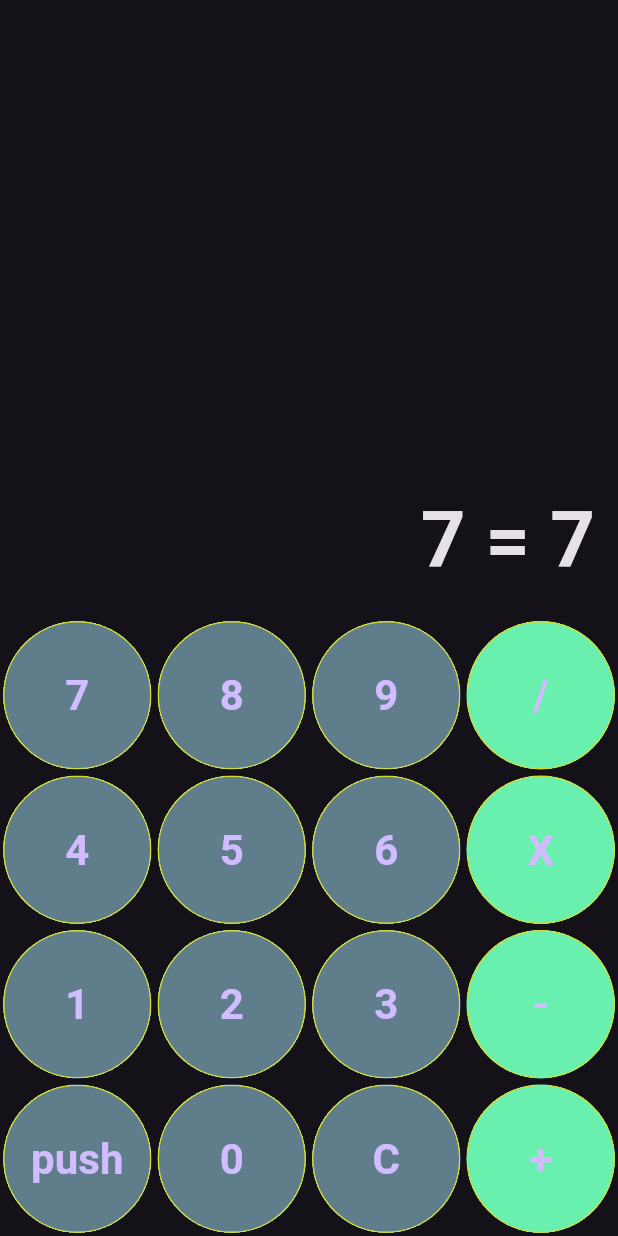
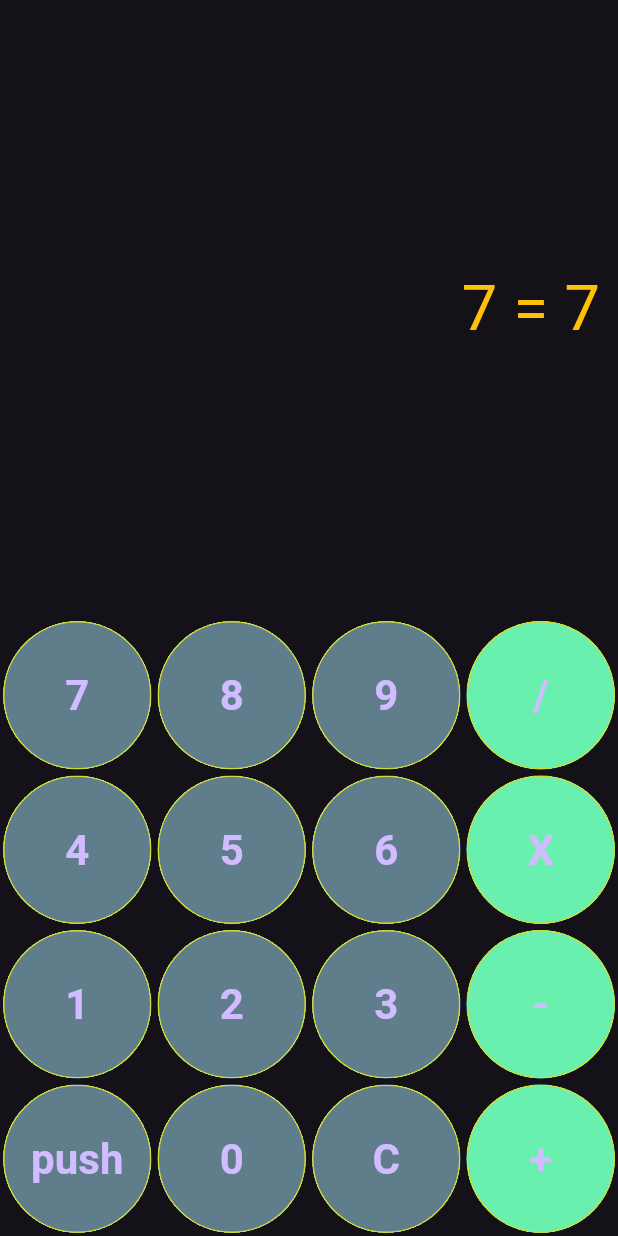
Before and after one commit to lehdk/rpn_calculator, a Flutter app: the screen it shows after launch, after a tap on an icon or button, on a phone screen of 412 x 824 dp. Run offline on Flutter 3.47's test engine with Material 3 defaults, Android fonts, the phone set to English and light mode, and no system bars.

Commit message:
Changed UI

```diff
--- a/lib/widgets/calculator_view.dart
+++ b/lib/widgets/calculator_view.dart
@@ -25,31 +25,25 @@ class _CalculatorViewState extends State<CalculatorView> {
     final screenSize = MediaQuery.of(context).size;
 
     return Scaffold(
-      body: SafeArea(
-        bottom: false,
-        child: Column(
-          children: [
-            // number display
-            Expanded(
-              child: SingleChildScrollView(
-                reverse: true,
-                child: Container(
-                  alignment: Alignment.bottomRight,
-                  padding: const EdgeInsets.all(15),
+      body: Column(
+        children: [
+          Expanded(
+            child: Column(
+              mainAxisAlignment: MainAxisAlignment.spaceEvenly,
+              children: [
+                Container(
+                  padding: const EdgeInsets.all(12),
+                  alignment: Alignment.centerRight,
                   child: Text(
                     display,
-                    style: const TextStyle(
-                      fontSize: 52,
-                      fontWeight: FontWeight.bold
-                    ),
-                    textAlign: TextAlign.end,
+                    style: const TextStyle(fontSize: 42, color: Colors.amber),
                   ),
-                ),
-              ),
+                )
+              ],
             ),
-
-            // input buttons
-            Wrap(
+          ),
+          Expanded(
+            child: Wrap(
               children:
                 InputButton.buttons.map((v) =>
                   SizedBox(
@@ -57,9 +51,9 @@ class _CalculatorViewState extends State<CalculatorView> {
                     height: screenSize.width / 4,
                     child: createButton(v)),
                 ).toList(),
-            ),
-          ],
-        ),
+            )
+          )
+        ],
       ),
     );
   }
```
